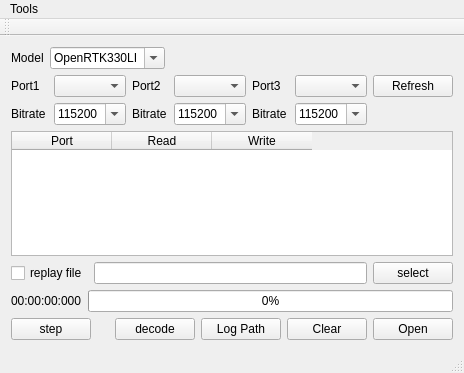
Qt form OpenRtk_Dirver/OpenRtk_Dirver.ui (aceinnazhangchen/OpenRtk_Dirver) before a commit.
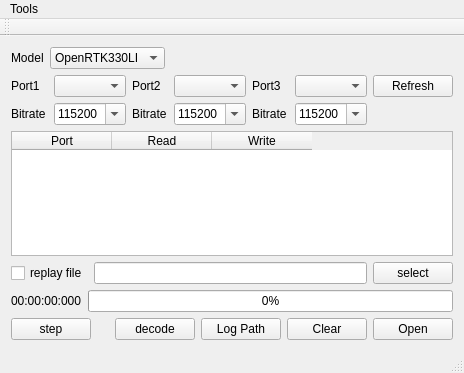
The same form after that commit. Icons and pictures are not drawn.

```diff
--- a/OpenRtk_Dirver/OpenRtk_Dirver.ui
+++ b/OpenRtk_Dirver/OpenRtk_Dirver.ui
@@ -2,6 +2,9 @@
 <ui version="4.0">
  <class>OpenRtk_DirverClass</class>
  <widget class="QMainWindow" name="OpenRtk_DirverClass">
+  <property name="enabled">
+   <bool>true</bool>
+  </property>
   <property name="geometry">
    <rect>
     <x>0</x>
@@ -30,9 +33,12 @@
       </item>
       <item>
        <widget class="QComboBox" name="ModelBox">
-        <property name="editable">
+        <property name="enabled">
          <bool>true</bool>
         </property>
+        <property name="editable">
+         <bool>false</bool>
+        </property>
         <item>
          <property name="text">
           <string>OpenRTK330LI</string>
```
